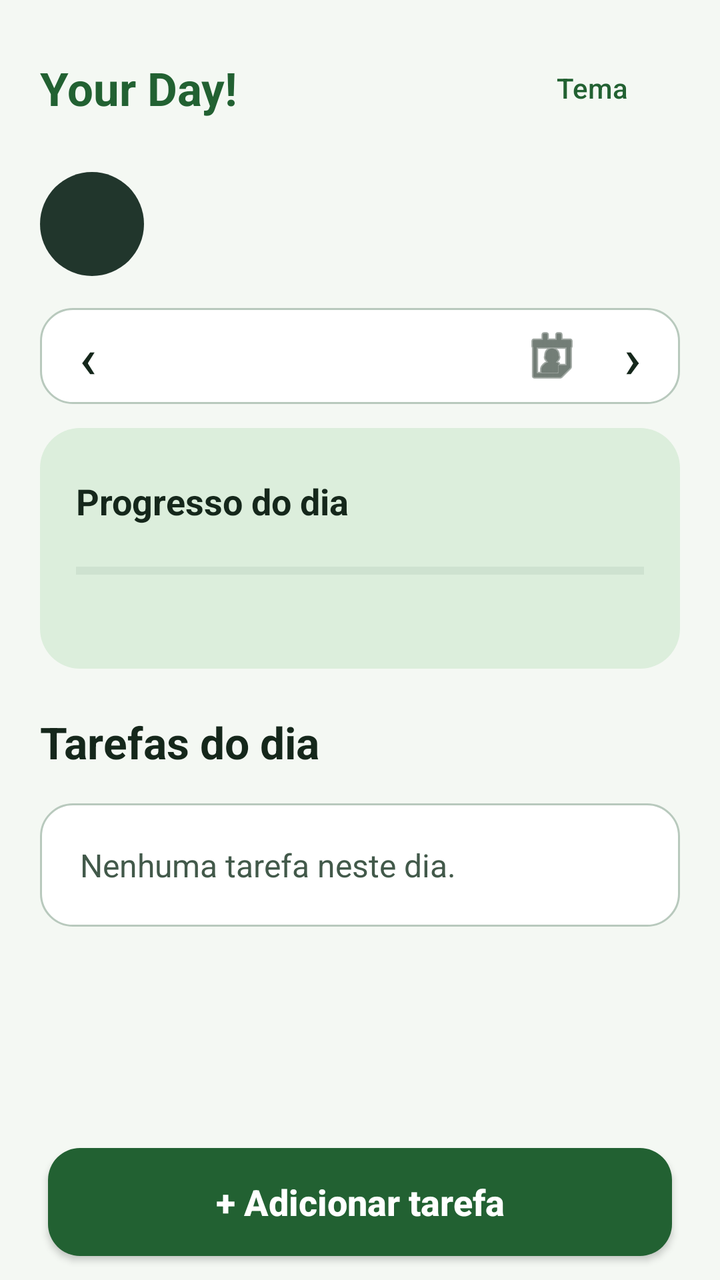
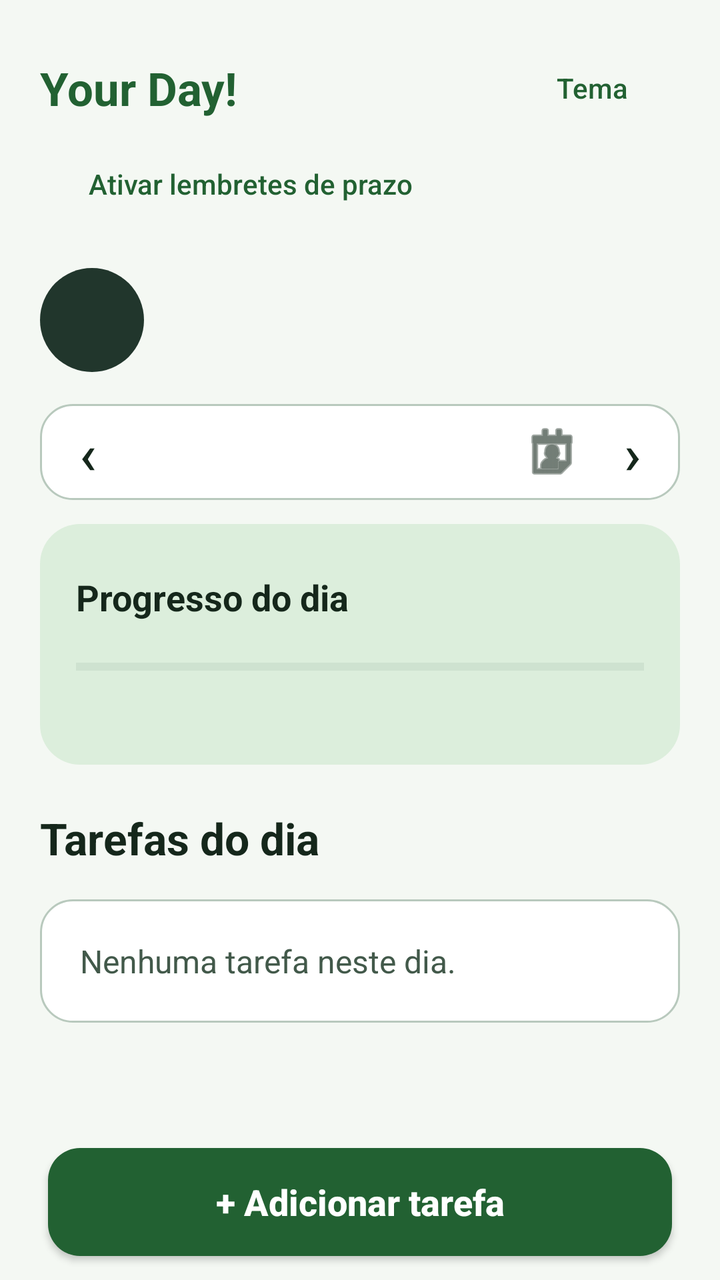

The first picture is an Android layout as it rendered before a commit; the second is the same layout after the commit. The layout source and the unified diff follow.
<!-- AndroidManifest.xml: application theme Theme.ProjetoFaculdadeYourDay -->
<!-- res/layout/activity_inicio.xml -->
<LinearLayout
    xmlns:android="http://schemas.android.com/apk/res/android"
    android:id="@+id/main"
    android:layout_width="match_parent"
    android:layout_height="match_parent"
    android:orientation="vertical"
    android:background="@color/agenda_fundo">
    <ScrollView
        android:layout_width="match_parent"
        android:layout_height="0dp"
        android:layout_weight="1"
        android:fillViewport="true">
        <LinearLayout
            android:layout_width="match_parent"
            android:layout_height="wrap_content"
            android:orientation="vertical"
            android:padding="20dp">
            <LinearLayout
                android:layout_width="match_parent"
                android:layout_height="wrap_content"
                android:gravity="center_vertical"
                android:orientation="horizontal">
                <TextView
                    android:layout_width="0dp"
                    android:layout_weight="1"
                    android:layout_height="wrap_content"
                    android:gravity="start"
                    android:text="Your Day!"
                    android:textColor="@color/agenda_verde"
                    android:textSize="23sp"
                    android:textStyle="bold" />
                <Button
                    android:id="@+id/escolherTema"
                    style="?android:attr/borderlessButtonStyle"
                    android:layout_width="wrap_content"
                    android:layout_height="wrap_content"
                    android:minHeight="48dp"
                    android:text="@string/tema"
                    android:textAllCaps="false"
                    android:textColor="@color/agenda_verde" />
            </LinearLayout>
            <LinearLayout
                android:layout_width="match_parent"
                android:layout_height="wrap_content"
                android:layout_marginTop="18dp"
                android:gravity="center_vertical"
                android:orientation="horizontal">
                <FrameLayout
                    android:id="@+id/editarFoto"
                    android:layout_width="52dp"
                    android:layout_height="52dp"
                    android:background="@drawable/fundo_avatar"
                    android:foreground="?attr/selectableItemBackground"
                    android:clickable="true"
                    android:focusable="true"
                    android:contentDescription="@string/escolher_foto">
                    <TextView
                        android:id="@+id/inicialPerfil"
                        android:layout_width="match_parent"
                        android:layout_height="match_parent"
                        android:gravity="center"
                        android:importantForAccessibility="no"
                        android:textColor="#C2F9D7"
                        android:textSize="22sp"
                        android:textStyle="bold" />
                    <ImageView
                        android:id="@+id/fotoPerfil"
                        android:layout_width="match_parent"
                        android:layout_height="match_parent"
                        android:importantForAccessibility="no"
                        android:scaleType="centerCrop"
                        android:visibility="gone" />
                </FrameLayout>
                <TextView
                    android:id="@+id/textSaudacao"
                    android:layout_width="0dp"
                    android:layout_weight="1"
                    android:layout_height="wrap_content"
                    android:layout_marginStart="14dp"
                    android:textColor="@color/agenda_texto"
                    android:textSize="26sp"
                    android:textStyle="bold" />
            </LinearLayout>
            <LinearLayout
                android:layout_width="match_parent"
                android:layout_height="wrap_content"
                android:orientation="horizontal"
                android:gravity="center_vertical"
                android:layout_marginTop="16dp"
                android:background="@drawable/cartao_agenda">
                <Button
                    android:id="@+id/diaAnterior"
                    style="?android:attr/borderlessButtonStyle"
                    android:layout_width="48dp"
                    android:layout_height="wrap_content"
                    android:minHeight="48dp"
                    android:minWidth="0dp"
                    android:padding="0dp"
                    android:textAllCaps="false"
                    android:textColor="@color/agenda_texto"
                    android:textSize="28sp"
                    android:text="‹"
                    android:contentDescription="Dia anterior" />
                <Button
                    android:id="@+id/escolherData"
                    style="?android:attr/borderlessButtonStyle"
                    android:layout_width="0dp"
                    android:layout_height="wrap_content"
                    android:minHeight="48dp"
                    android:minWidth="0dp"
                    android:padding="0dp"
                    android:textAllCaps="false"
                    android:textColor="@color/agenda_texto"
                    android:textSize="15sp"
                    android:layout_weight="1"
                    android:drawableEnd="@android:drawable/ic_menu_my_calendar"
                    android:drawableTint="@color/agenda_texto"
                    android:contentDescription="Escolher data no calendário" />
                <Button
                    android:id="@+id/proximoDia"
                    style="?android:attr/borderlessButtonStyle"
                    android:layout_width="48dp"
                    android:layout_height="wrap_content"
                    android:minHeight="48dp"
                    android:minWidth="0dp"
                    android:padding="0dp"
                    android:textAllCaps="false"
                    android:textColor="@color/agenda_texto"
                    android:textSize="28sp"
                    android:text="›"
                    android:contentDescription="Próximo dia" />
            </LinearLayout>
            <LinearLayout
                android:layout_width="match_parent"
                android:layout_height="wrap_content"
                android:orientation="vertical"
                android:background="@drawable/painel_progresso"
                android:padding="18dp"
                android:layout_marginTop="12dp">
                <LinearLayout
                    android:layout_width="match_parent"
                    android:layout_height="wrap_content"
                    android:orientation="horizontal"
                    android:gravity="center_vertical">
                    <TextView
                        android:layout_width="0dp"
                        android:layout_height="wrap_content"
                        android:layout_weight="1"
                        android:text="@string/progresso_dia"
                        android:textColor="@color/agenda_texto"
                        android:textSize="18sp"
                        android:textStyle="bold" />
                    <TextView
                        android:id="@+id/textProgresso"
                        android:layout_width="wrap_content"
                        android:layout_height="wrap_content"
                        android:textColor="@color/agenda_verde"
                        android:textSize="28sp"
                        android:textStyle="bold" />
                </LinearLayout>
                <ProgressBar
                    android:id="@+id/barraProgresso"
                    style="?android:attr/progressBarStyleHorizontal"
                    android:layout_width="match_parent"
                    android:layout_height="12dp"
                    android:layout_marginTop="10dp"
                    android:indeterminate="false"
                    android:max="100"
                    android:progress="0"
                    android:progressTint="@color/agenda_verde"
                    android:progressBackgroundTint="@color/agenda_trilho" />
                <TextView
                    android:id="@+id/textResumo"
                    android:layout_width="match_parent"
                    android:layout_height="wrap_content"
                    android:layout_marginTop="6dp"
                    android:textColor="@color/texto_secundario"
                    android:textSize="14sp" />
            </LinearLayout>
            <TextView
                android:layout_width="match_parent"
                android:layout_height="wrap_content"
                android:layout_marginTop="22dp"
                android:text="Tarefas do dia"
                android:textColor="@color/agenda_texto"
                android:textSize="22sp"
                android:textStyle="bold" />
            <TextView
                android:id="@+id/textSemTarefas"
                android:layout_width="match_parent"
                android:layout_height="wrap_content"
                android:layout_marginTop="16dp"
                android:text="Nenhuma tarefa neste dia."
                android:textColor="@color/texto_secundario"
                android:textSize="16sp"
                android:background="@drawable/cartao_agenda"
                android:padding="20dp" />
            <LinearLayout
                android:id="@+id/listaTarefas"
                android:layout_width="match_parent"
                android:layout_height="wrap_content"
                android:layout_marginTop="8dp"
                android:orientation="vertical" />
        </LinearLayout>
    </ScrollView>
    <androidx.appcompat.widget.AppCompatButton
        android:id="@+id/btnAdicionarTarefa"
        android:layout_width="match_parent"
        android:layout_height="wrap_content"
        android:minHeight="54dp"
        android:layout_marginStart="24dp"
        android:layout_marginEnd="24dp"
        android:layout_marginTop="12dp"
        android:layout_marginBottom="12dp"
        android:text="+ Adicionar tarefa"
        android:textAllCaps="false"
        android:textColor="@color/agenda_tinta"
        android:textSize="18sp"
        android:background="@drawable/acao_principal"
        android:textStyle="bold" />
</LinearLayout>
<!-- resources referenced by this layout -->
<resources>
  <color name="agenda_fundo">#F4F8F3</color>
  <color name="agenda_texto">#15271B</color>
  <color name="agenda_tinta">#FFFFFF</color>
  <color name="agenda_trilho">#A8BFAE</color>
  <color name="agenda_verde">#226132</color>
  <color name="texto_secundario">#42594A</color>
  <!-- drawable acao_principal (drawable) -->
  <ripple xmlns:android="http://schemas.android.com/apk/res/android" android:color="#33809070">
      <item>
          <shape android:shape="rectangle">
              <solid android:color="@color/agenda_verde" />
              <corners android:radius="16dp" />
          </shape>
      </item>
  </ripple>
  <!-- drawable cartao_agenda (drawable) -->
  <shape xmlns:android="http://schemas.android.com/apk/res/android" android:shape="rectangle">
      <solid android:color="@color/agenda_painel" />
      <corners android:radius="16dp" />
      <stroke android:width="1dp" android:color="@color/agenda_borda" />
  </shape>
  <!-- drawable fundo_avatar (drawable) -->
  <shape xmlns:android="http://schemas.android.com/apk/res/android" android:shape="oval">
      <solid android:color="#21362C" />
  </shape>
  <!-- drawable painel_progresso (drawable) -->
  <shape xmlns:android="http://schemas.android.com/apk/res/android" android:shape="rectangle">
      <solid android:color="@color/agenda_destaque" />
      <corners android:radius="20dp" />
  </shape>
  <string name="escolher_foto">Escolher foto de perfil</string>
  <string name="progresso_dia">Progresso do dia</string>
  <string name="tema">Tema</string>
  <style name="Theme.ProjetoFaculdadeYourDay" parent="Base.Theme.ProjetoFaculdadeYourDay">
          <item name="colorPrimary">@color/agenda_verde</item>
          <item name="colorOnPrimary">@color/agenda_tinta</item>
          <item name="colorSecondary">@color/agenda_verde</item>
          <item name="colorAccent">@color/agenda_verde</item>
          <item name="android:colorAccent">@color/agenda_verde</item>
          <item name="android:windowBackground">@color/agenda_fundo</item>
      </style>
  <color name="agenda_painel">#FFFFFF</color>
  <color name="agenda_borda">#B8C9BD</color>
  <color name="agenda_destaque">#DCEEDC</color>
  <style name="Base.Theme.ProjetoFaculdadeYourDay" parent="Theme.Material3.DayNight.NoActionBar" />
</resources>

<!-- the commit's change to res/layout/activity_inicio.xml (unified diff, before → after) -->
@@ -39,6 +39,15 @@
                     android:textAllCaps="false"
                     android:textColor="@color/agenda_verde" />
             </LinearLayout>
+            <Button
+                android:id="@+id/configurarLembretes"
+                style="?android:attr/borderlessButtonStyle"
+                android:layout_width="wrap_content"
+                android:layout_height="wrap_content"
+                android:minHeight="48dp"
+                android:text="@string/lembretes_desligados"
+                android:textAllCaps="false"
+                android:textColor="@color/agenda_verde" />
             <LinearLayout
                 android:layout_width="match_parent"
                 android:layout_height="wrap_content"
<!-- resource entries referenced after the edit -->
@@ -31,6 +31,7 @@
       <corners android:radius="20dp" />
   </shape>
   <string name="escolher_foto">Escolher foto de perfil</string>
+  <string name="lembretes_desligados">Ativar lembretes de prazo</string>
   <string name="progresso_dia">Progresso do dia</string>
   <string name="tema">Tema</string>
   <style name="Theme.ProjetoFaculdadeYourDay" parent="Base.Theme.ProjetoFaculdadeYourDay">
